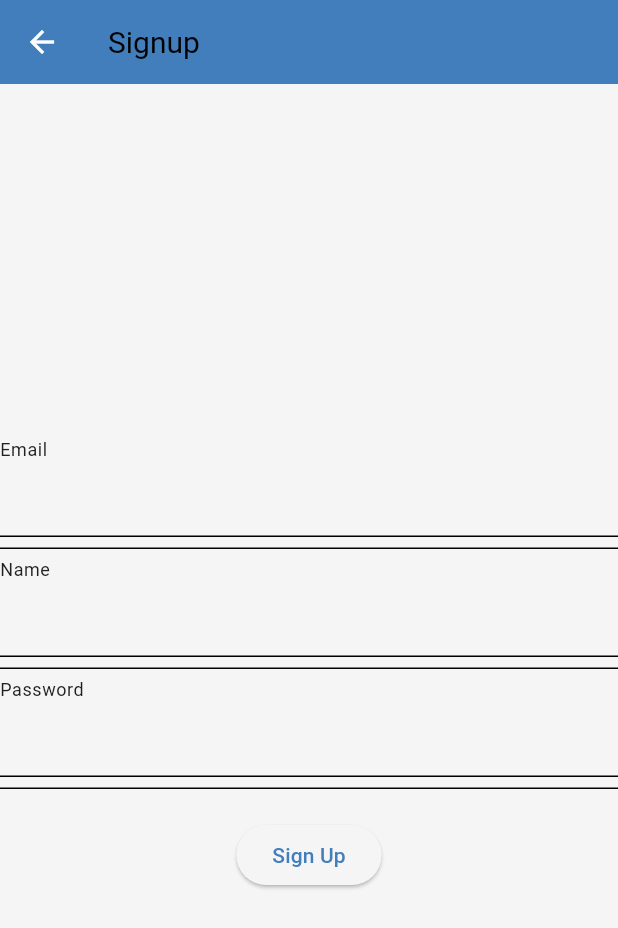
After one commit to booklelo/bookxchange_app, a Flutter app: the screen it shows after launch, after a tap on "Join Us", on a phone screen of 412 x 824 dp. The commit adds this screen. Shown: the top 928 px of the screen. Run offline on Flutter 3.47's test engine with Material 3 defaults, Android fonts, the phone set to English and light mode, and no system bars; our stand-ins replace firebase_auth, firebase_core; missing offline and left inert: double_tap_to_exit; accounts and stored records are empty.

Commit message:
added sign up screen

```diff
--- a/lib/screens/auth/onboarding.dart
+++ b/lib/screens/auth/onboarding.dart
@@ -1,5 +1,6 @@
 import 'package:bookxchange_app/core/constants/color_codes.dart';
 import 'package:bookxchange_app/screens/auth/login_screen.dart';
+import 'package:bookxchange_app/screens/auth/signup_screen.dart';
 import 'package:flutter/material.dart';
 import '../../widgets/buttons/login_button.dart';
 
@@ -51,6 +52,16 @@ class _MyHomePageState extends State<MyHomePage> {
                 );
               },
             ),
+            const SizedBox(height: 10),
+            ElevatedButton(
+              onPressed: () {
+                Navigator.push(
+                  context,
+                  MaterialPageRoute(builder: (context) => const SignupScreen()),
+                );
+              },
+              child: Text("Join Us"),
+            ),
           ],
         ),
       ),
--- /dev/null
+++ b/lib/screens/auth/signup_screen.dart
@@ -0,0 +1,42 @@
+import 'package:flutter/material.dart';
+
+class SignupScreen extends StatelessWidget {
+  const SignupScreen({super.key});
+
+  @override
+  Widget build(BuildContext context) {
+    return Scaffold(
+      appBar: AppBar(title: const Text('Signup')),
+      body: Center(
+        child: Column(
+          mainAxisAlignment: MainAxisAlignment.center,
+          children: [
+            InputDecorator(
+              decoration: const InputDecoration(labelText: 'Email'),
+              child: TextField(
+                keyboardType: TextInputType.emailAddress,
+                decoration: const InputDecoration(),
+              ),
+            ),
+            InputDecorator(
+              decoration: const InputDecoration(labelText: 'Name'),
+              child: TextField(
+                keyboardType: TextInputType.name,
+                decoration: const InputDecoration(),
+              ),
+            ),
+            InputDecorator(
+              decoration: const InputDecoration(labelText: 'Password'),
+              child: TextField(
+                keyboardType: TextInputType.visiblePassword,
+                decoration: const InputDecoration(),
+              ),
+            ),
+            const SizedBox(height: 20),
+            ElevatedButton(onPressed: () {}, child: Text("Sign Up")),
+          ],
+        ),
+      ),
+    );
+  }
+}
--- a/lib/services/auth/login_auth.dart
+++ b/lib/services/auth/login_auth.dart
@@ -8,12 +8,9 @@ class LoginAuth {
 
   Future<String> loginUser(String email, String password) async {
     try {
-      print("$email and $password");
+      // print("$email and $password");
 
-      final credential = await _auth.signInWithEmailAndPassword(
-        email: email,
-        password: password,
-      );
+      await _auth.signInWithEmailAndPassword(email: email, password: password);
 
       return "success"; // authenticated successfully
     } on FirebaseAuthException catch (e) {
```
Also changed, not shown: 1 other file.
